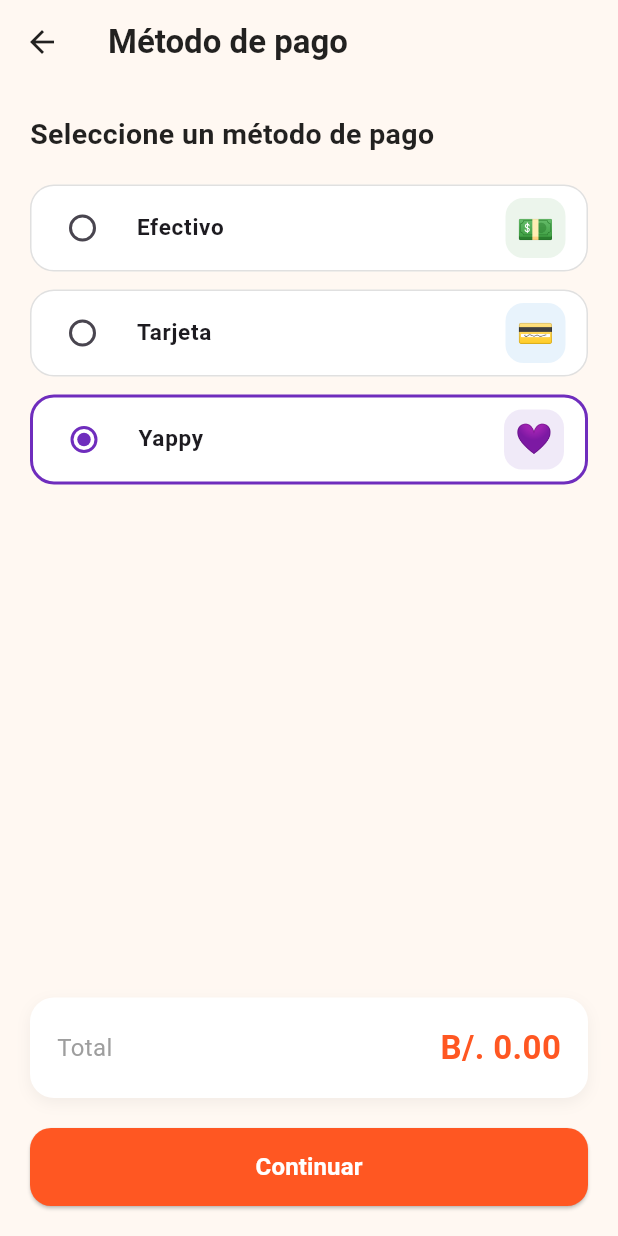
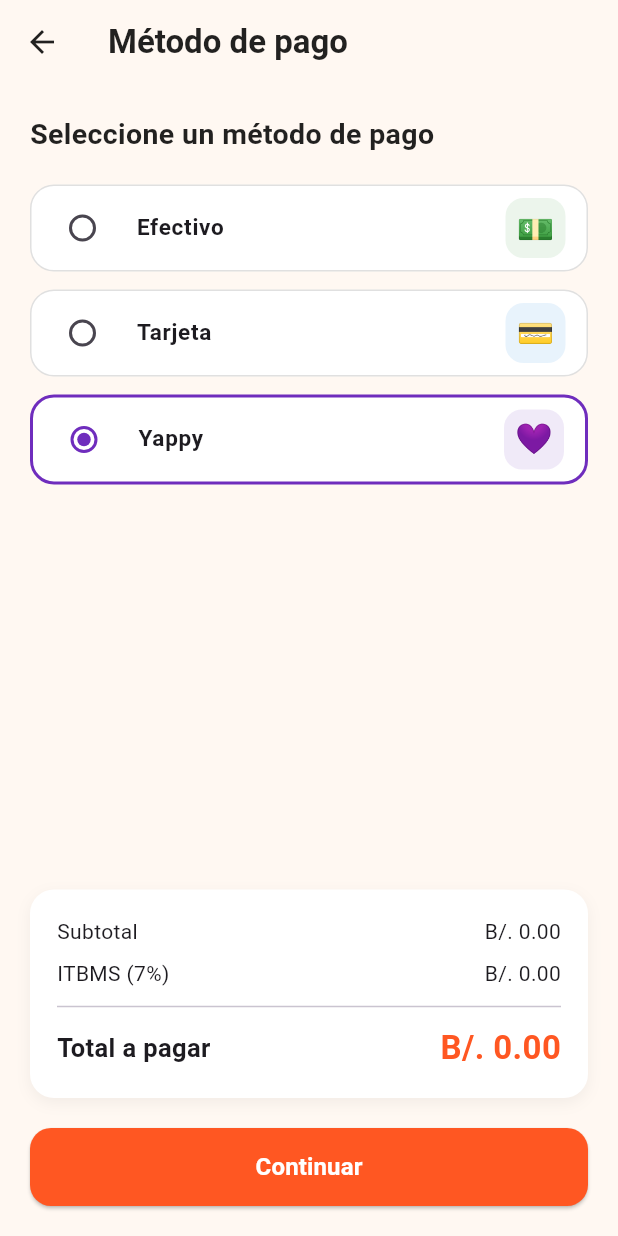
Before and after one commit to RoderickMS/DSFVI, a Flutter app: the PaymentScreen screen opened directly, on a phone screen of 412 x 824 dp. Run offline on Flutter 3.47's test engine with Material 3 defaults, Android fonts, the phone set to English and light mode, and no system bars; our stand-ins replace cloud_firestore, firebase_auth, firebase_core, google_sign_in; accounts and stored records are empty.

Commit message:
agregué el itbms

```diff
--- a/burgershop/lib/providers/cart_provider.dart
+++ b/burgershop/lib/providers/cart_provider.dart
@@ -46,12 +46,30 @@
     }
   }
 
-  double get total {
+  // ==========================
+  // CÁLCULOS DEL CARRITO
+  // ==========================
+
+  /// Suma de todos los productos (sin ITBMS)
+  double get subtotal {
     return _items.fold(
-      0,
+      0.0,
       (total, item) => total + item.subtotal,
     );
   }
+
+  /// ITBMS del 7%
+  double get itbms {
+    return subtotal * 0.07;
+  }
+
+  /// Total a pagar (Subtotal + ITBMS)
+  double get totalConItbms {
+    return subtotal + itbms;
+  }
+
+  /// Se mantiene para no romper el resto del proyecto
+  double get total => subtotal;
 
   void clearCart() {
     _items.clear();
--- a/burgershop/lib/screens/carrito/carrito_screen.dart
+++ b/burgershop/lib/screens/carrito/carrito_screen.dart
@@ -215,12 +215,33 @@
         Row(
           mainAxisAlignment: MainAxisAlignment.spaceBetween,
           children: [
+            const Text("Subtotal"),
+            Text("\$${cart.subtotal.toStringAsFixed(2)}"),
+          ],
+        ),
+        const SizedBox(height: 6),
+
+        Row(
+          mainAxisAlignment: MainAxisAlignment.spaceBetween,
+          children: [
+            const Text("ITBMS (7%)"),
+            Text("\$${cart.itbms.toStringAsFixed(2)}"),
+          ],
+        ),
+        const Divider(height: 20),
+
+        Row(
+          mainAxisAlignment: MainAxisAlignment.spaceBetween,
+          children: [
             const Text(
-                "Total",
-                style: TextStyle(fontSize: 16, color: Colors.grey),
+              "Total a pagar",
+              style: TextStyle(
+                fontSize: 16,
+                fontWeight: FontWeight.bold,
+              ),
             ),
             Text(
-                "\$${cart.total.toStringAsFixed(2)}",
+              "\$${cart.totalConItbms.toStringAsFixed(2)}",
               style: const TextStyle(
                 fontSize: 22,
                 fontWeight: FontWeight.bold,
@@ -229,7 +250,9 @@
             ),
           ],
         ),
+
         const SizedBox(height: 14),
+
         SizedBox(
           width: double.infinity,
           height: 52,
--- a/burgershop/lib/screens/payment/payment_screen.dart
+++ b/burgershop/lib/screens/payment/payment_screen.dart
@@ -151,15 +151,40 @@
         ),
       ],
     ),
-      child: Row(
+    child: Column(
+      children: [
+        Row(
+          mainAxisAlignment: MainAxisAlignment.spaceBetween,
+          children: [
+            const Text("Subtotal"),
+            Text("B/. ${cart.subtotal.toStringAsFixed(2)}"),
+          ],
+        ),
+
+        const SizedBox(height: 8),
+
+        Row(
+          mainAxisAlignment: MainAxisAlignment.spaceBetween,
+          children: [
+            const Text("ITBMS (7%)"),
+            Text("B/. ${cart.itbms.toStringAsFixed(2)}"),
+          ],
+        ),
+
+        const Divider(height: 24),
+
+        Row(
           mainAxisAlignment: MainAxisAlignment.spaceBetween,
           children: [
             const Text(
-            "Total",
-            style: TextStyle(fontSize: 16, color: Colors.grey),
+              "Total a pagar",
+              style: TextStyle(
+                fontSize: 17,
+                fontWeight: FontWeight.bold,
+              ),
             ),
             Text(
-            "B/. ${cart.total.toStringAsFixed(2)}",
+              "B/. ${cart.totalConItbms.toStringAsFixed(2)}",
               style: const TextStyle(
                 fontSize: 22,
                 fontWeight: FontWeight.bold,
@@ -168,9 +193,10 @@
             ),
           ],
         ),
+      ],
+    ),
   );
 }
-
   // ---------- Botón continuar (misma lógica exacta que ya tenías) ----------
 
   Widget _buildBotonContinuar(BuildContext context) {
```
Also changed, not shown: burgershop/lib/services/cart_service.dart (deleted). Lines whose indentation alone changed are shown as unchanged.
